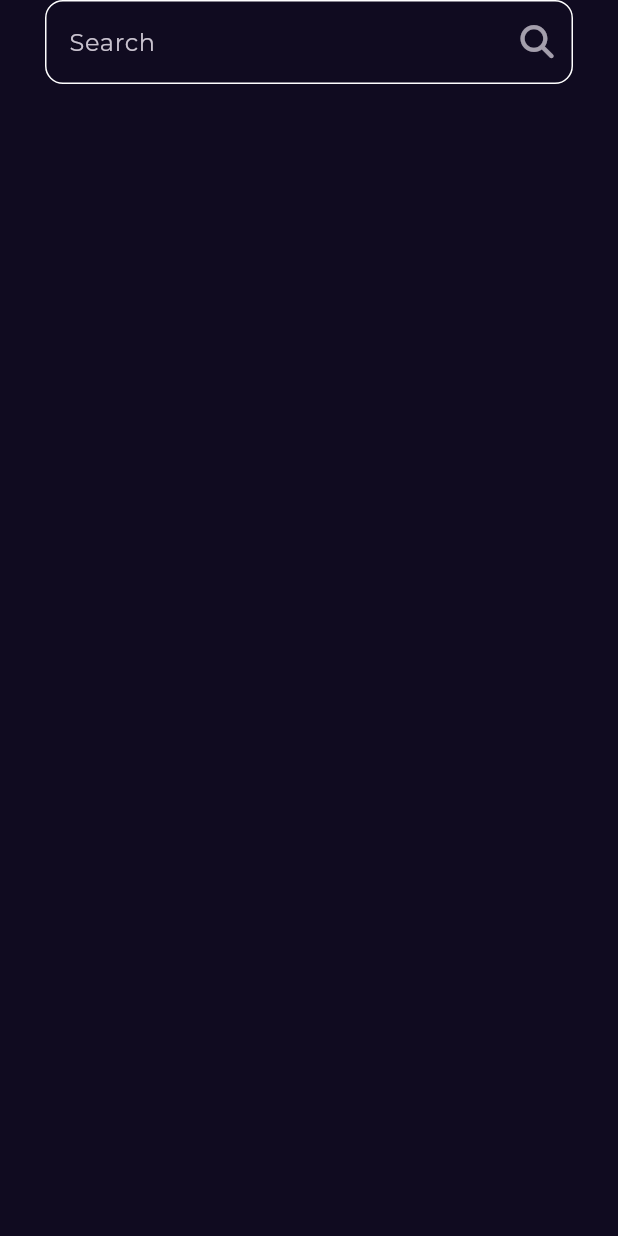
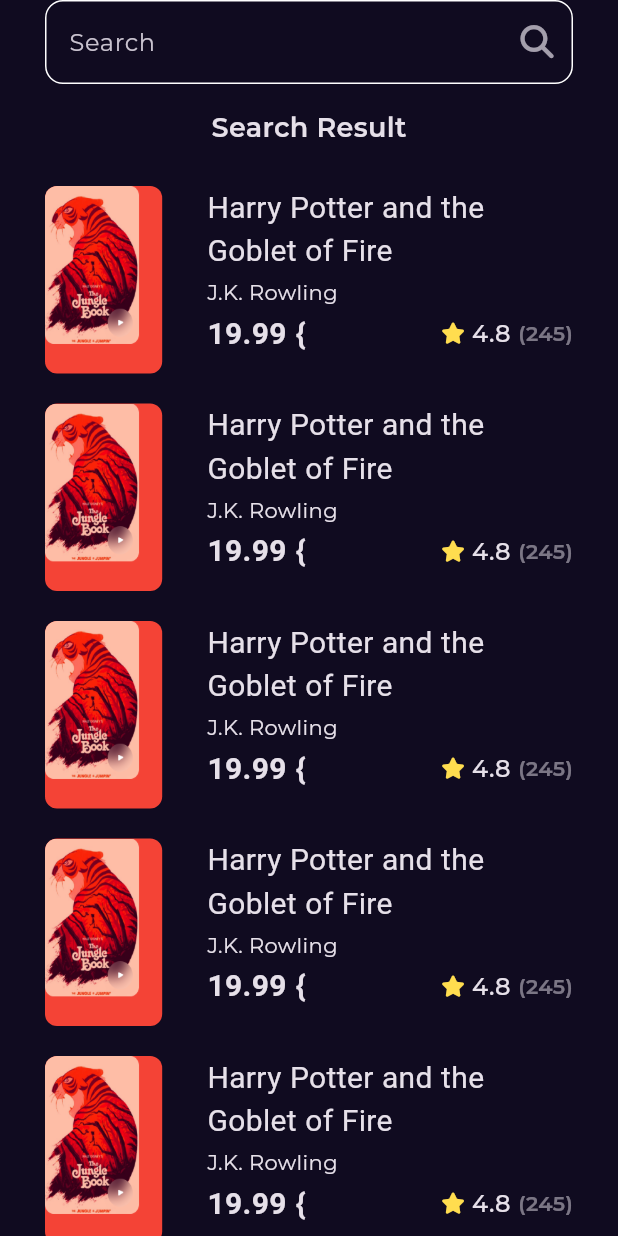
Before and after one commit to MohamedkamalSoudi/Bookly_App, a Flutter app: the SearchView screen opened by its route, on a phone screen of 412 x 824 dp. Run offline on Flutter 3.47's test engine with Material 3 defaults, Android fonts, the phone set to English and light mode, and no system bars; our stand-ins replace font_awesome_flutter, go_router, google_fonts.

Commit message:
search view done

```diff
--- a/lib/Features/home/pressentation/views/widgets/best_seller_list_view.dart
+++ b/lib/Features/home/pressentation/views/widgets/best_seller_list_view.dart
@@ -13,7 +13,7 @@
       itemBuilder: (context, index) {
         return const Padding(
           padding:  EdgeInsets.symmetric(vertical: 10),
-          child:  BestSellerListViewItem(),
+          child:  BookListViewItem(),
         );
       },
     );
--- a/lib/Features/home/pressentation/views/widgets/best_seller_list_view_item.dart
+++ b/lib/Features/home/pressentation/views/widgets/best_seller_list_view_item.dart
@@ -6,8 +6,8 @@
 import 'package:flutter/material.dart';
 import 'package:go_router/go_router.dart';
 
-class BestSellerListViewItem extends StatelessWidget {
-  const BestSellerListViewItem({super.key});
+class BookListViewItem extends StatelessWidget {
+  const BookListViewItem({super.key});
 
   @override
   Widget build(BuildContext context) {
--- a/lib/Features/searsh/presentation/views/widgets/search_views_body.dart
+++ b/lib/Features/searsh/presentation/views/widgets/search_views_body.dart
@@ -1,3 +1,5 @@
+import 'package:bookly_app_1/Core/utils/styles.dart';
+import 'package:bookly_app_1/Features/home/pressentation/views/widgets/best_seller_list_view_item.dart';
 import 'package:bookly_app_1/Features/searsh/presentation/views/widgets/custom_search_text_field.dart';
 import 'package:flutter/material.dart';
 
@@ -11,8 +13,40 @@
     child: Column(
         children: [
         CustomSearchTextField(),
+        SizedBox(
+            height:16 ,
+        ),
+        Text(
+            'Search Result',
+            style: Styles.textStyle18,
+        ),
+        SizedBox(
+            height:16 ,
+        ),
+        Expanded(
+            child: SearchResultListView()),
         ],
     ),
     );
 }
 }
+
+
+
+class SearchResultListView extends StatelessWidget {
+  const SearchResultListView({super.key});
+
+  @override
+  Widget build(BuildContext context) {
+    return ListView.builder(
+      padding: EdgeInsets.zero,
+      itemCount: 10,
+      itemBuilder: (context, index) {
+        return const Padding(
+          padding:  EdgeInsets.symmetric(vertical: 10),
+          child:  BookListViewItem(),
+        );
+      },
+    );
+  }
+}
```
